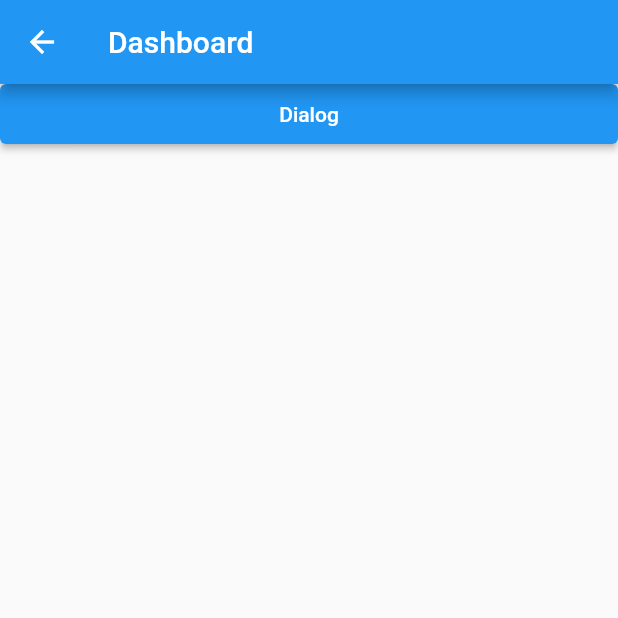
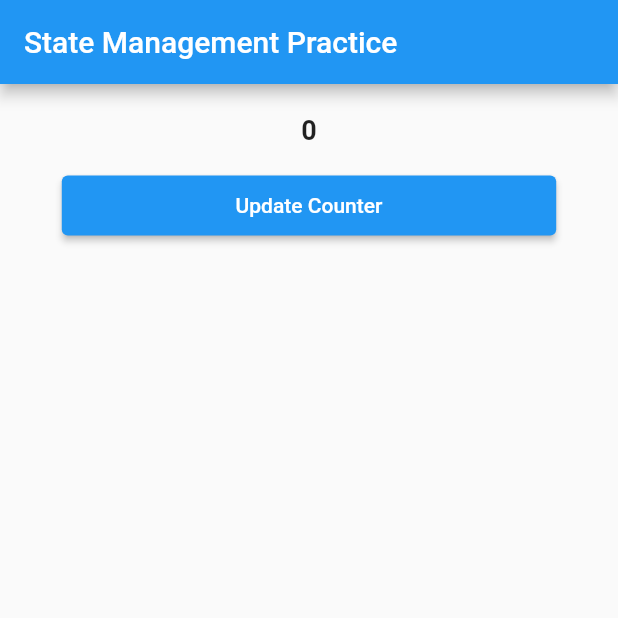
Before and after one commit to lypsisrudiansyah/flutter_statemanagement1, a Flutter app: the HomePage screen opened directly, on a phone screen of 412 x 824 dp, the top half of it. Run offline on Flutter 3.47's test engine with Material 2 defaults, Android fonts, the phone set to English and light mode, and no system bars.

Commit message:
🔨 refactor(home_page.dart): refactor HomePage widget to use StatefulWidget for better state management 🔨 refactor(home_page.dart): move counter logic to _HomePageState and add timer for periodic counter update 🔨 refactor(home_page.dart): update AppBar title to "State Management Practice" for better clarity 🔨 refactor(home_page.dart): update ElevatedButton onPressed to call updateCounter method for counter update 🔨 refactor(home_page.dart): update SizedBox width to use MediaQuery for responsive design 🔨 refactor(home_page.dart): update SizedBox height to use explicit value for better control 🔨 refactor(home_page.dart): update Text style for counter to use explicit fontSize and fontWeight 🔨 refactor(home_page.dart): update SizedBox height for spacing between counter and button 🔨 refactor(home_page.dart): update SizedBox width to use MediaQuery for responsive design 🔨 refactor(home_page.dart): update ElevatedButton onPressed to call updateCounter method for counter update 🔨 refactor(home_page.dart): update ElevatedButton child text to "Update Counter" for better clarity 🔨 refactor(main.dart): import HomePage from home_page.dart for better modularity 🔨 refactor(main.dart): update home property of MaterialApp to use HomePage widget for initial route

```diff
--- a/lib/home_page.dart
+++ b/lib/home_page.dart
@@ -1,29 +1,80 @@
 // ignore_for_file: camel_case_types, prefer_typing_uninitialized_variables
+
+import 'dart:async';
 
 import 'package:flutter/material.dart';
 
-class HomePage extends StatelessWidget {
+class HomePage extends StatefulWidget {
   const HomePage({Key? key}) : super(key: key);
+
+  @override
+  State<HomePage> createState() => _HomePageState();
+}
+
+class _HomePageState extends State<HomePage> {
+  int counter = 0;
+  ValueNotifier<int> counter2 = ValueNotifier<int>(0);
+  late Timer timer;
+
+  void updateCounter() {
+    counter++;
+    print('Counter: $counter');
+    // & setState just rebuild UI / Widget Once as it is called
+    setState(() {});
+  }
+
+  void updateConterObservable(params) {
+
+  }
+
+  @override
+  void initState() {
+    timer = Timer.periodic(const Duration(seconds: 1), (timer) { });
+
+    super.initState();
+  }
+
+  @override
+  void dispose() {
+    // TODO: implement dispose
+    super.dispose();
+    timer.cancel();
+  }
 
   @override
   Widget build(BuildContext context) {
     return Scaffold(
       appBar: AppBar(
-        title: const Text("Dashboard"),
+        title: const Text("State Management Practice"),
         actions: const [],
       ),
-      body: Column(
+      body: SingleChildScrollView(
+        controller: ScrollController(),
+        child: Center(
+          child: Column(
+            crossAxisAlignment: CrossAxisAlignment.center,
             children: [
+              const SizedBox(height: 20.0),
+              Text(
+                counter.toString(),
+                style: const TextStyle(
+                  fontSize: 18.0,
+                  fontWeight: FontWeight.bold,
+                ),
+              ),
+              const SizedBox(height: 20.0),
               SizedBox(
-            width: MediaQuery.of(context).size.width,
+                width: MediaQuery.of(context).size.width * 0.8,
                 height: 40,
                 child: ElevatedButton(
-              onPressed: () async {},
-              child: const Text("Dialog"),
+                  onPressed: () => updateCounter(),
+                  child: const Text("Update Counter"),
                 ),
               ),
             ],
           ),
+        ),
+      ),
     );
   }
 }
```
Also changed, not shown: lib/main.dart (+2 -8 lines). Lines whose indentation alone changed are shown as unchanged.
